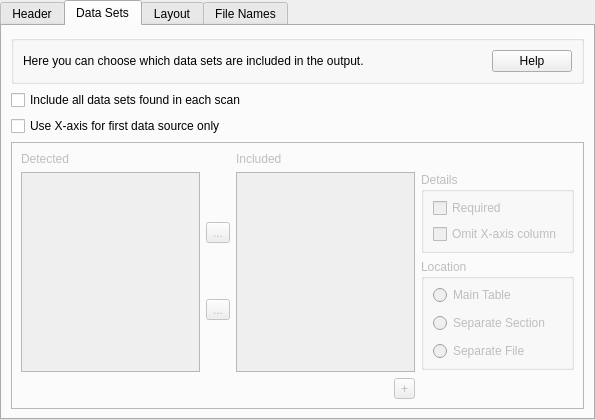
This is source/ui/dataman/AMExporterOptionGeneralAsciiView.ui in acquaman/acquaman as Qt 5 draws it before an edit. The edited form follows.
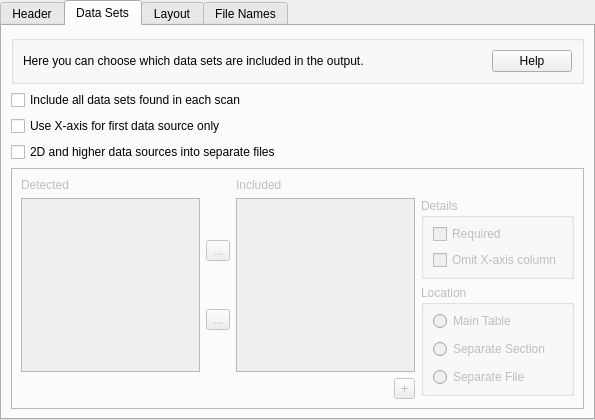
This is the edited form. Icons and pictures are not drawn.

Patch:
```diff
--- a/source/ui/dataman/AMExporterOptionGeneralAsciiView.ui
+++ b/source/ui/dataman/AMExporterOptionGeneralAsciiView.ui
@@ -143,6 +143,13 @@
       </property>
      </widget>
     </item>
+    <item>
+     <widget class="QCheckBox" name="separateHigherDimensionSourcesCheck">
+      <property name="text">
+       <string>2D and higher data sources into separate files</string>
+      </property>
+     </widget>
+    </item>
     <item>
      <widget class="QFrame" name="sourcesSelectorFrame">
       <property name="enabled">
```
